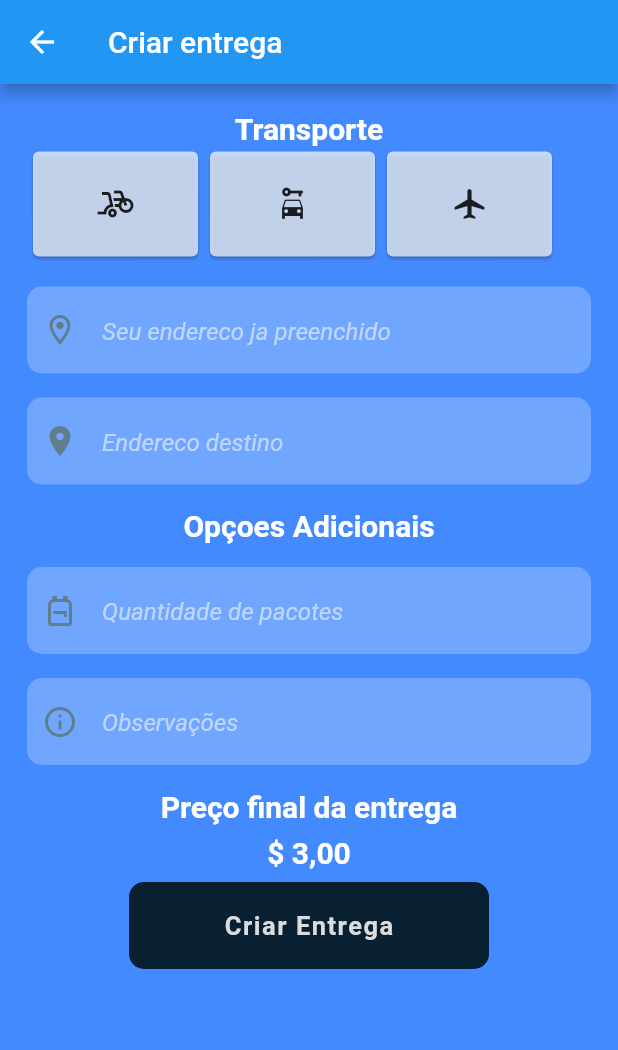
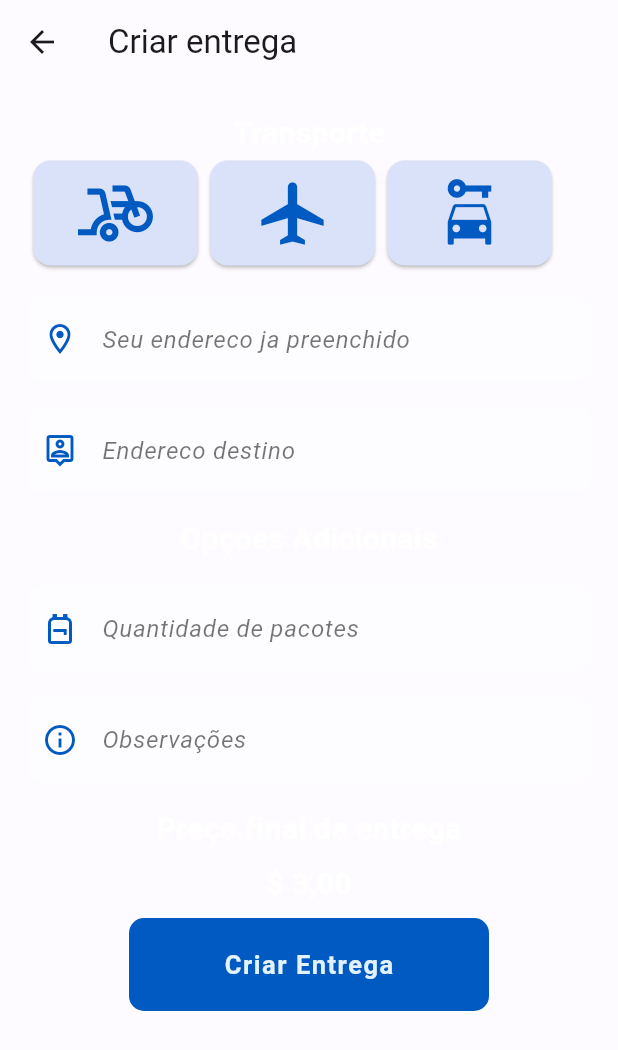
Before and after one commit to frcc24/lh_delivery, a Flutter app: the CreateDeliveryScreen screen opened directly, on a phone screen of 412 x 824 dp. Shown: the top 1050 px of the screen. Run offline on Flutter 3.47's test engine with Material 2 defaults, Android fonts, the phone set to English and light mode, and no system bars; our stand-ins replace font_awesome_flutter, widget_and_text_animator; missing offline and left inert: animated_login; Roboto replaces fonts that are missing (Arial, Myriad).

Commit message:
Material 3 initial implementation

```diff
--- /dev/null
+++ b/lib/colors_schemas.dart
@@ -0,0 +1,65 @@
+import 'package:flutter/material.dart';
+
+const seed = Color(0xFF3A88FE);
+
+const lightColorScheme = ColorScheme(
+  brightness: Brightness.light,
+  primary : Color(0xFF005AC1),
+  onPrimary : Color(0xFFFFFFFF),
+  primaryContainer : Color(0xFFD6E2FF),
+  onPrimaryContainer : Color(0xFF001A42),
+  secondary : Color(0xFF565E71),
+  onSecondary : Color(0xFFFFFFFF),
+  secondaryContainer : Color(0xFFDAE2F9),
+  onSecondaryContainer : Color(0xFF131B2C),
+  tertiary : Color(0xFF705573),
+  onTertiary : Color(0xFFFFFFFF),
+  tertiaryContainer : Color(0xFFFBD8FC),
+  onTertiaryContainer : Color(0xFF29132D),
+  error : Color(0xFFBA1B1B),
+  errorContainer : Color(0xFFFFDAD4),
+  onError : Color(0xFFFFFFFF),
+  onErrorContainer : Color(0xFF410001),
+  background : Color(0xFFFDFBFF),
+  onBackground : Color(0xFF1B1B1D),
+  surface : Color(0xFFFDFBFF),
+  onSurface : Color(0xFF1B1B1D),
+  surfaceVariant : Color(0xFFE1E2EC),
+  onSurfaceVariant : Color(0xFF44474F),
+  outline : Color(0xFF74777F),
+  onInverseSurface : Color(0xFFF2F0F4),
+  inverseSurface : Color(0xFF2F3033),
+  inversePrimary : Color(0xFFABC7FF),
+  shadow : Color(0xFF000000),
+);
+
+const darkColorScheme = ColorScheme(
+  brightness: Brightness.dark,
+  primary : Color(0xFFABC7FF),
+  onPrimary : Color(0xFF002E6A),
+  primaryContainer : Color(0xFF004495),
+  onPrimaryContainer : Color(0xFFD6E2FF),
+  secondary : Color(0xFFBEC6DC),
+  onSecondary : Color(0xFF283041),
+  secondaryContainer : Color(0xFF3F4759),
+  onSecondaryContainer : Color(0xFFDAE2F9),
+  tertiary : Color(0xFFDEBCE0),
+  onTertiary : Color(0xFF402844),
+  tertiaryContainer : Color(0xFF573E5B),
+  onTertiaryContainer : Color(0xFFFBD8FC),
+  error : Color(0xFFFFB4A9),
+  errorContainer : Color(0xFF930006),
+  onError : Color(0xFF680003),
+  onErrorContainer : Color(0xFFFFDAD4),
+  background : Color(0xFF1B1B1D),
+  onBackground : Color(0xFFE4E2E6),
+  surface : Color(0xFF1B1B1D),
+  onSurface : Color(0xFFE4E2E6),
+  surfaceVariant : Color(0xFF44474F),
+  onSurfaceVariant : Color(0xFFC4C6D0),
+  outline : Color(0xFF8E9099),
+  onInverseSurface : Color(0xFF1B1B1D),
+  inverseSurface : Color(0xFFE4E2E6),
+  inversePrimary : Color(0xFF005AC1),
+  shadow : Color(0xFF000000),
+);
--- a/lib/screens/create_delivery_screen.dart
+++ b/lib/screens/create_delivery_screen.dart
@@ -12,7 +12,7 @@ class _CreateDeliveryScreenState extends State<CreateDeliveryScreen> {
   @override
   Widget build(BuildContext context) {
     return Scaffold(
-      backgroundColor: Colors.blueAccent,
+      backgroundColor: Theme.of(context).backgroundColor,
       appBar: AppBar(
         title: Text("Criar entrega"),
       ),
@@ -24,17 +24,32 @@ class _CreateDeliveryScreenState extends State<CreateDeliveryScreen> {
             Row(
               children: [
                 Card(
-                  color: Colors.white70,
-                  child: SizedBox(height: 70, width: 110, child: Icon(Icons.bike_scooter),),
+                  color: Theme.of(context).colorScheme.secondaryContainer,
+                  child: SizedBox(height: 70, width: 110,
+                    child: Icon( Icons.bike_scooter,
+                      size: 50,
+                      color: Theme.of(context).colorScheme.primary,
+                    ),
+                  ),
                 ),
                 Card(
-                  color: Colors.white70,
-                  child: SizedBox(height: 70, width: 110, child: Icon(Icons.car_rental),),
-                ),                Card(
-                  color: Colors.white70,
-                  child: SizedBox(height: 70, width: 110, child: Icon(Icons.airplanemode_active_outlined),),
+                  color: Theme.of(context).colorScheme.secondaryContainer,
+                  child: SizedBox(height: 70, width: 110,
+                    child: Icon( Icons.airplanemode_active_outlined,
+                      size: 50,
+                      color: Theme.of(context).colorScheme.primary,
+                    ),
+                  ),
                 ),
-
+                Card(
+                  color: Theme.of(context).colorScheme.secondaryContainer,
+                  child: SizedBox(height: 70, width: 110,
+                    child: Icon( Icons.car_rental,
+                      size: 50,
+                      color: Theme.of(context).colorScheme.primary,
+                    ),
+                  ),
+                ),
               ],
             ),
             const SizedBox(height: 16,),
@@ -53,12 +68,12 @@ class _CreateDeliveryScreenState extends State<CreateDeliveryScreen> {
                   }
                 },
                 obscureText: false,
-                decoration: const InputDecoration(
-                    icon: Icon(Icons.location_on_outlined, color: Colors.blueGrey,),
+                decoration: InputDecoration(
+                    icon: Icon(Icons.location_on_outlined, color: Theme.of(context).primaryColor,),
                     hintText: "Seu endereco ja preenchido",
                     focusColor: Colors.red,
                     border: InputBorder.none,
-                    hintStyle: TextStyle(fontStyle: FontStyle.italic, color: Colors.white54, fontSize: 16)
+                    hintStyle: TextStyle(fontStyle: FontStyle.italic, color: Colors.black54, fontSize: 16)
                 ),
               ),
             ),
@@ -78,12 +93,12 @@ class _CreateDeliveryScreenState extends State<CreateDeliveryScreen> {
                   }
                 },
                 obscureText: false,
-                decoration: const InputDecoration(
-                    icon: Icon(Icons.location_on, color: Colors.blueGrey,),
+                decoration:  InputDecoration(
+                    icon: Icon(Icons.location_history_outlined, color: Theme.of(context).primaryColor),
                     hintText: "Endereco destino",
                     focusColor: Colors.red,
                     border: InputBorder.none,
-                    hintStyle: TextStyle(fontStyle: FontStyle.italic, color: Colors.white54, fontSize: 16)
+                    hintStyle: TextStyle(fontStyle: FontStyle.italic, color: Colors.black54, fontSize: 16)
                 ),
               ),
             ),
@@ -105,12 +120,12 @@ class _CreateDeliveryScreenState extends State<CreateDeliveryScreen> {
                   }
                 },
                 obscureText: false,
-                decoration: const InputDecoration(
-                    icon: Icon(Icons.backpack_outlined, color: Colors.blueGrey,),
+                decoration: InputDecoration(
+                    icon: Icon(Icons.backpack_outlined, color: Theme.of(context).primaryColor,),
                     hintText: "Quantidade de pacotes",
                     focusColor: Colors.red,
                     border: InputBorder.none,
-                    hintStyle: TextStyle(fontStyle: FontStyle.italic, color: Colors.white54, fontSize: 16)
+                    hintStyle: TextStyle(fontStyle: FontStyle.italic, color: Colors.black54, fontSize: 16)
                 ),
               ),
             ),
@@ -130,12 +145,12 @@ class _CreateDeliveryScreenState extends State<CreateDeliveryScreen> {
                   }
                 },
                 obscureText: false,
-                decoration: const InputDecoration(
-                    icon: Icon(Icons.info_outline, color: Colors.blueGrey,),
+                decoration: InputDecoration(
+                    icon: Icon(Icons.info_outline, color: Theme.of(context).primaryColor,),
                     hintText: "Observações",
                     focusColor: Colors.red,
                     border: InputBorder.none,
-                    hintStyle: TextStyle(fontStyle: FontStyle.italic, color: Colors.white54, fontSize: 16)
+                    hintStyle: TextStyle(fontStyle: FontStyle.italic, color: Colors.black54 , fontSize: 16)
                 ),
               ),
             ),
@@ -149,7 +164,7 @@ class _CreateDeliveryScreenState extends State<CreateDeliveryScreen> {
               padding: EdgeInsets.only(left: 10.0, right: 10, top: 5, bottom: 5),
               decoration: BoxDecoration(
                 borderRadius: BorderRadius.circular(10),
-                color: Theme.of(context).primaryColorDark,
+                color: Theme.of(context).primaryColor,
               ),
               margin: const EdgeInsets.only(bottom: 10.0),
               child: FlatButton(
```
Also changed, not shown: lib/main.dart (+8 -7 lines), lib/widgets/custom_drawer.dart (+14 -6 lines).
